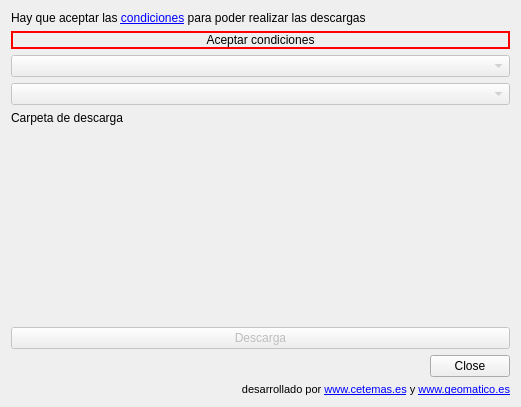
This is ui/main_window.ui in geomatico/qgis-sigpac as Qt 5 draws it before an edit. The edited form follows.
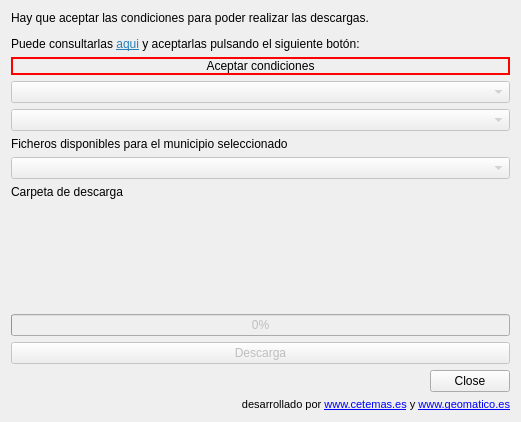
This is the edited form. Custom widgets are drawn as their Qt base class.

Commit message: Arregla la aceptación de condiciones, añade bara de progreso y permite seleccionar el fichero a descargar por municipio (#7)

```diff
--- a/ui/main_window.ui
+++ b/ui/main_window.ui
@@ -7,7 +7,7 @@
     <x>0</x>
     <y>0</y>
     <width>521</width>
-    <height>407</height>
+    <height>422</height>
    </rect>
   </property>
   <property name="windowTitle">
@@ -16,8 +16,20 @@
   <layout class="QVBoxLayout" name="verticalLayout">
    <item>
     <widget class="QLabel" name="conditionsLabel">
+     <property name="sizePolicy">
+      <sizepolicy hsizetype="Preferred" vsizetype="Fixed">
+       <horstretch>0</horstretch>
+       <verstretch>0</verstretch>
+      </sizepolicy>
+     </property>
+     <property name="layoutDirection">
+      <enum>Qt::LeftToRight</enum>
+     </property>
      <property name="text">
-      <string>Hay que aceptar las &lt;a href='https://www.fega.gob.es/orig/pdfs/20201215_Licencia_SIGPAC_Servicio_Descarga.pdf' target='_blank'&gt;condiciones&lt;/a&gt; para poder realizar las descargas</string>
+      <string>&lt;html&gt;&lt;head/&gt;&lt;body&gt;&lt;p&gt;Hay que aceptar las condiciones para poder realizar las descargas. &lt;/p&gt;&lt;p&gt;Puede consultarlas &lt;a href=&quot;https://www.fega.gob.es/orig/pdfs/20201215_Licencia_SIGPAC_Servicio_Descarga.pdf&quot;&gt;&lt;span style=&quot; text-decoration: underline; color:#2980b9;&quot;&gt;aqui&lt;/span&gt;&lt;/a&gt; y aceptarlas pulsando el siguiente botón: &lt;/p&gt;&lt;/body&gt;&lt;/html&gt;</string>
+     </property>
+     <property name="textFormat">
+      <enum>Qt::AutoText</enum>
      </property>
     </widget>
    </item>
@@ -45,6 +57,20 @@
      </property>
     </widget>
    </item>
+   <item>
+    <widget class="QLabel" name="label">
+     <property name="text">
+      <string>Ficheros disponibles para el municipio seleccionado</string>
+     </property>
+    </widget>
+   </item>
+   <item>
+    <widget class="QComboBox" name="comboBox_files">
+     <property name="enabled">
+      <bool>false</bool>
+     </property>
+    </widget>
+   </item>
    <item>
     <widget class="QLabel" name="label_2">
      <property name="text">
@@ -82,6 +108,16 @@
      </property>
     </widget>
    </item>
+   <item>
+    <widget class="QProgressBar" name="progressBar">
+     <property name="enabled">
+      <bool>false</bool>
+     </property>
+     <property name="value">
+      <number>0</number>
+     </property>
+    </widget>
+   </item>
    <item>
     <widget class="QPushButton" name="btnDownload">
      <property name="enabled">
```
The commit also changes 2 other files.
